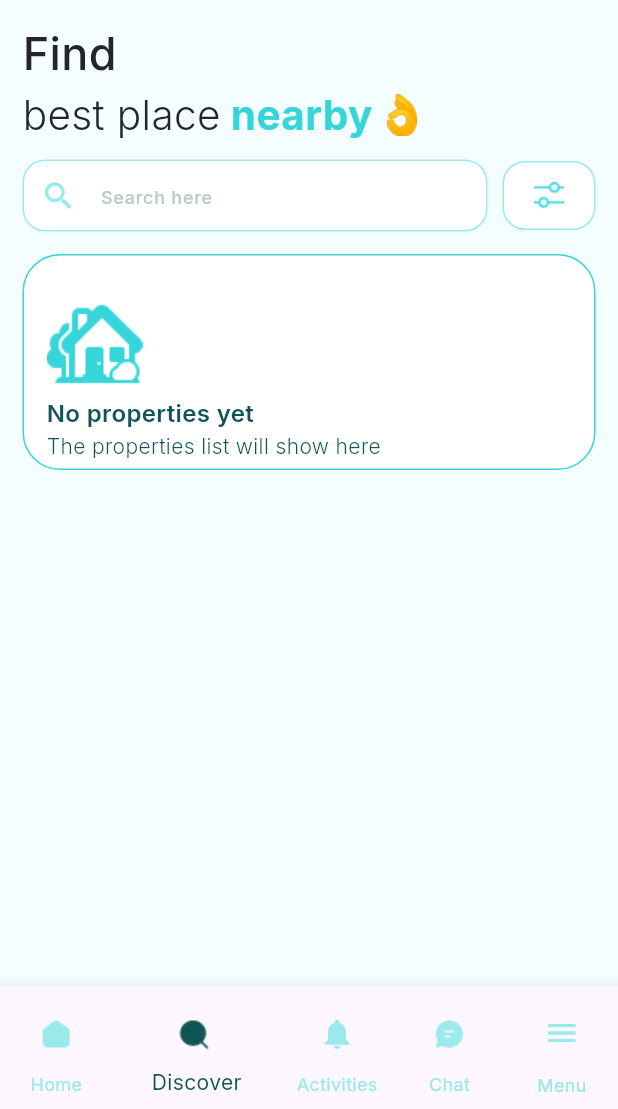
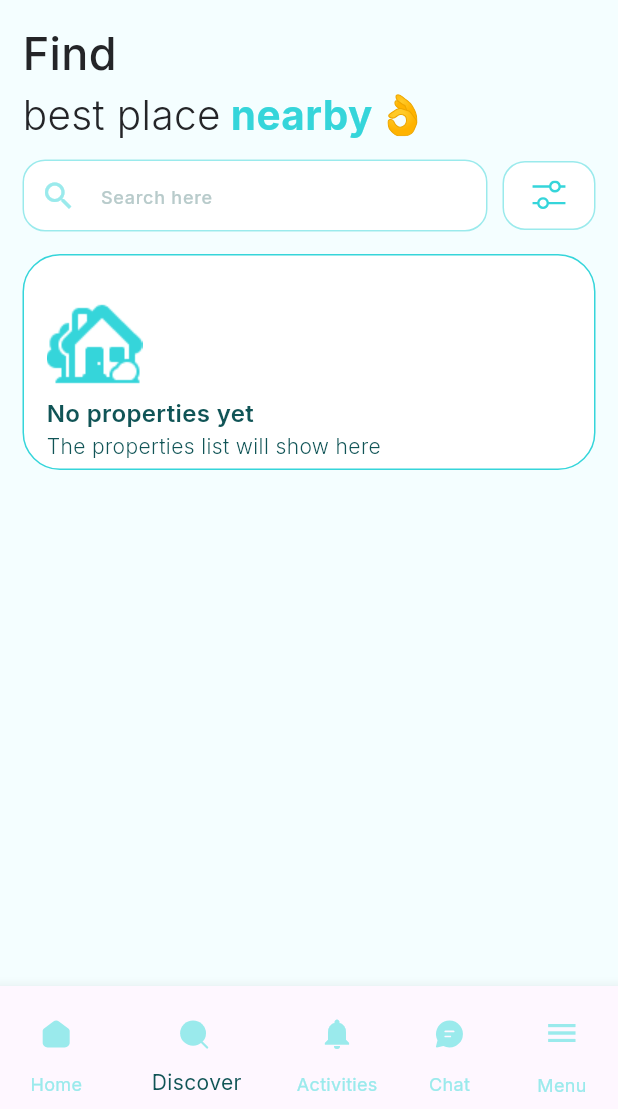
Before and after one commit to Olivi-tech/rentfix, a Flutter app: the Home screen opened by its route, item 2 of the bottom bar chosen, on a phone screen of 412 x 824 dp, the part 127-1236 px from its top. Run offline on Flutter 3.47's test engine with Material 3 defaults, Android fonts, the phone set to English and light mode, and no system bars; our stand-ins replace carousel_slider, cloud_firestore, firebase_auth, firebase_core, firebase_storage, flutter_svg and 5 more; accounts and stored records are empty.

```diff
--- a/lib/constants/app_images.dart
+++ b/lib/constants/app_images.dart
@@ -4,15 +4,15 @@ class AppImages {
   static const characterImage = 'assets/images/Character.png';
 
   static const roomImage = 'assets/images/image.png';
-  static const search = 'assets/images/search.png';
-  static const eatingList = 'assets/images/eating_list.png';
+  static const search = 'assets/svgs/search.svg';
+  static const filterIcon = 'assets/svgs/filter.svg';
   static const getHouse = 'assets/images/start_house.png';
-  static const cute = 'assets/images/cute.png';
+  static const cute = 'assets/svgs/wow.svg';
   static const map = 'assets/images/map.png';
-  static const chat = 'assets/images/chat.png';
-  static const home = 'assets/images/home.png';
+  static const chat = 'assets/svgs/chat.svg';
+  static const home = 'assets/svgs/home.svg';
 
-  static const doc = 'assets/svgs/doc.svg';
+  static const documentIcon = 'assets/svgs/doc.svg';
   static const youngMen = 'assets/images/hd_men_pick.png';
   static const line = 'assets/images/line.png';
   static const worldMap = 'assets/images/world_map.png';
--- a/lib/screens/activities_screen.dart
+++ b/lib/screens/activities_screen.dart
@@ -7,6 +7,7 @@ class ActivitiesScreen extends StatelessWidget {
   @override
   Widget build(BuildContext context) {
     double screenWidth = MediaQuery.of(context).size.width;
+    double screenHeight = MediaQuery.of(context).size.height;
     return Scaffold(
       appBar: const CustomAppBar(
         title: 'Activities',
@@ -77,7 +78,7 @@ class ActivitiesScreen extends StatelessWidget {
               ),
             ),
             SizedBox(
-              height: MediaQuery.of(context).size.height,
+              height: screenHeight,
               child: ListView.builder(
                 itemCount: ActivityDataConstants.activityReadDataList.length,
                 itemBuilder: (context, index) {
--- a/lib/screens/discover_screen.dart
+++ b/lib/screens/discover_screen.dart
@@ -116,7 +116,7 @@ class DiscoverScreen extends StatelessWidget {
                     const CustomSize(
                       width: 10,
                     ),
-                    Image.asset(AppImages.cute)
+                    SvgPicture.asset(AppImages.cute)
                   ],
                 ),
                 const CustomSize(
@@ -169,7 +169,12 @@ class DiscoverScreen extends StatelessWidget {
                                     width: 1, color: AppColors.teal),
                               ),
                             ),
-                            child: Image.asset(AppImages.eatingList)),
+                            child: Padding(
+                              padding: const EdgeInsets.all(12),
+                              child: SvgPicture.asset(
+                                AppImages.filterIcon,
+                              ),
+                            )),
                       ),
                     )
                   ],
--- a/lib/screens/get_started_screen.dart
+++ b/lib/screens/get_started_screen.dart
@@ -31,10 +31,6 @@ class GetStartedScreen extends StatelessWidget {
                       AppImages.splashLogo,
                       height: 100,
                     ),
-                    // Image.asset(
-                    //   AppImages.splashLogo,
-                    //   height: 100,
-                    // ),
                     const CustomSize(
                       height: 10,
                     ),
@@ -111,16 +107,16 @@ class GetStartedScreen extends StatelessWidget {
                 ),
               ),
             ),
-            const CustomSize(
-              height: 10,
+            CustomSize(
+              height: mq.height * 0.13,
             ),
             Flexible(
-              flex: 4,
+              flex: 5,
               child: Align(
                 alignment: Alignment.centerRight,
                 child: Image.asset(
                   AppImages.layerHouse,
-                  fit: BoxFit.fitWidth,
+                  fit: BoxFit.cover,
                 ),
               ),
             )
--- a/lib/screens/home.dart
+++ b/lib/screens/home.dart
@@ -37,11 +37,14 @@ class _HomeState extends State<Home> {
             BottomNavigationBarItem(
               icon: Padding(
                 padding: const EdgeInsets.only(bottom: 10.0, top: 12),
-                child: Image.asset(
+                child: SvgPicture.asset(
                   AppImages.home,
-                  color: indexValue.selectedIndex == 0
+                  colorFilter: ColorFilter.mode(
+                    indexValue.selectedIndex == 0
                         ? AppColors.darkGreen
                         : AppColors.pastelBlue,
+                    BlendMode.srcIn,
+                  ),
                 ),
               ),
               label: "Home",
@@ -49,11 +52,14 @@ class _HomeState extends State<Home> {
             BottomNavigationBarItem(
               icon: Padding(
                 padding: const EdgeInsets.only(bottom: 10.0, top: 12),
-                child: Image.asset(
+                child: SvgPicture.asset(
                   AppImages.search,
-                  color: indexValue.selectedIndex == 1
+                  colorFilter: ColorFilter.mode(
+                    indexValue.selectedIndex == 0
                         ? AppColors.darkGreen
                         : AppColors.pastelBlue,
+                    BlendMode.srcIn,
+                  ),
                 ),
               ),
               label: "Discover",
@@ -68,11 +74,14 @@ class _HomeState extends State<Home> {
             BottomNavigationBarItem(
               icon: Padding(
                 padding: const EdgeInsets.only(bottom: 10.0, top: 12),
-                child: Image.asset(
+                child: SvgPicture.asset(
                   AppImages.chat,
-                  color: indexValue.selectedIndex == 3
+                  colorFilter: ColorFilter.mode(
+                    indexValue.selectedIndex == 0
                         ? AppColors.darkGreen
                         : AppColors.pastelBlue,
+                    BlendMode.srcIn,
+                  ),
                 ),
               ),
               label: "Chat",
--- a/lib/screens/screens.dart
+++ b/lib/screens/screens.dart
@@ -17,7 +17,7 @@ export 'property_monthly_rent_screen.dart';
 export 'property_description_screen.dart';
 export 'property_listing_screen.dart';
 export 'property_bedroom_screen.dart';
-export 'property_date.dart';
+export 'property_date_screen.dart';
 export 'property_add_photo.dart';
 export 'property_bathroom_screen.dart';
 export 'property_address_screen.dart';
--- a/lib/widgets/custom_file_view.dart
+++ b/lib/widgets/custom_file_view.dart
@@ -46,7 +46,7 @@ class CustomFileWidget extends StatelessWidget {
                   ),
                 ),
                 child: SvgPicture.asset(
-                  AppImages.doc,
+                  AppImages.documentIcon,
                 ),
               ),
               const CustomSize(
```
Also changed, not shown: assets/images/chat.png (deleted), assets/images/cute.png (deleted), assets/images/eating_list.png (deleted), assets/images/home.png (deleted), assets/images/search.png (deleted), assets/svgs/chat.svg (added), assets/svgs/filter.svg (added), assets/svgs/home.svg (added), assets/svgs/search.svg (added), assets/svgs/wow.svg (added), lib/screens/property_date_screen.dart (renamed from lib/screens/property_date.dart). Lines whose indentation alone changed are shown as unchanged.
